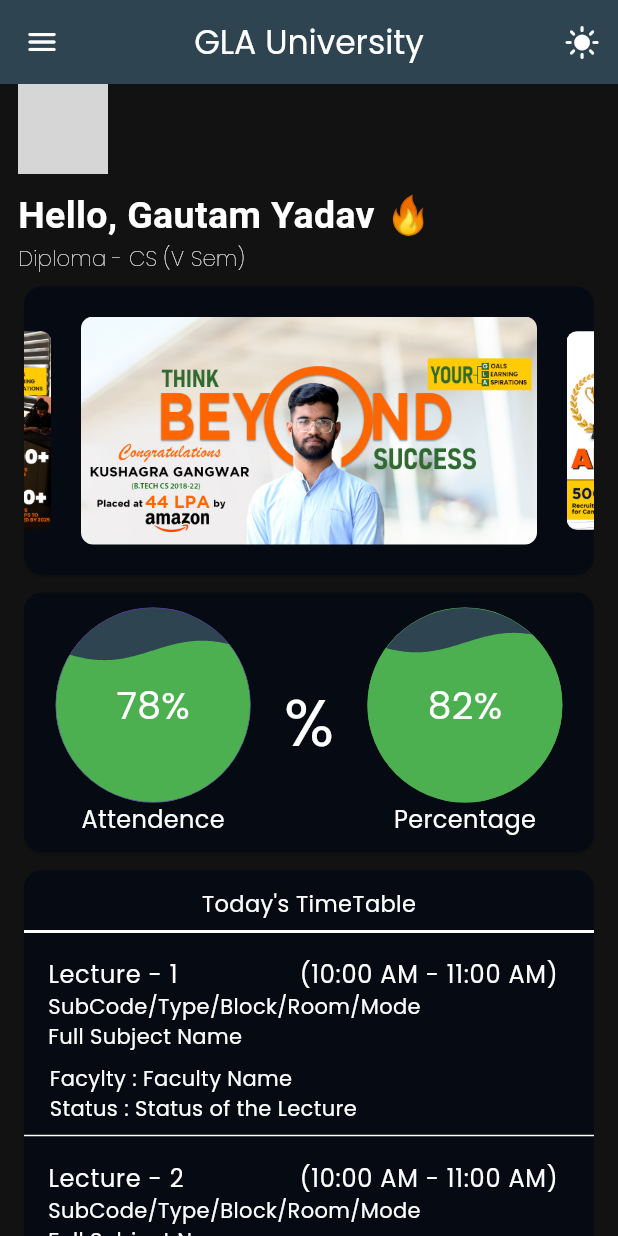
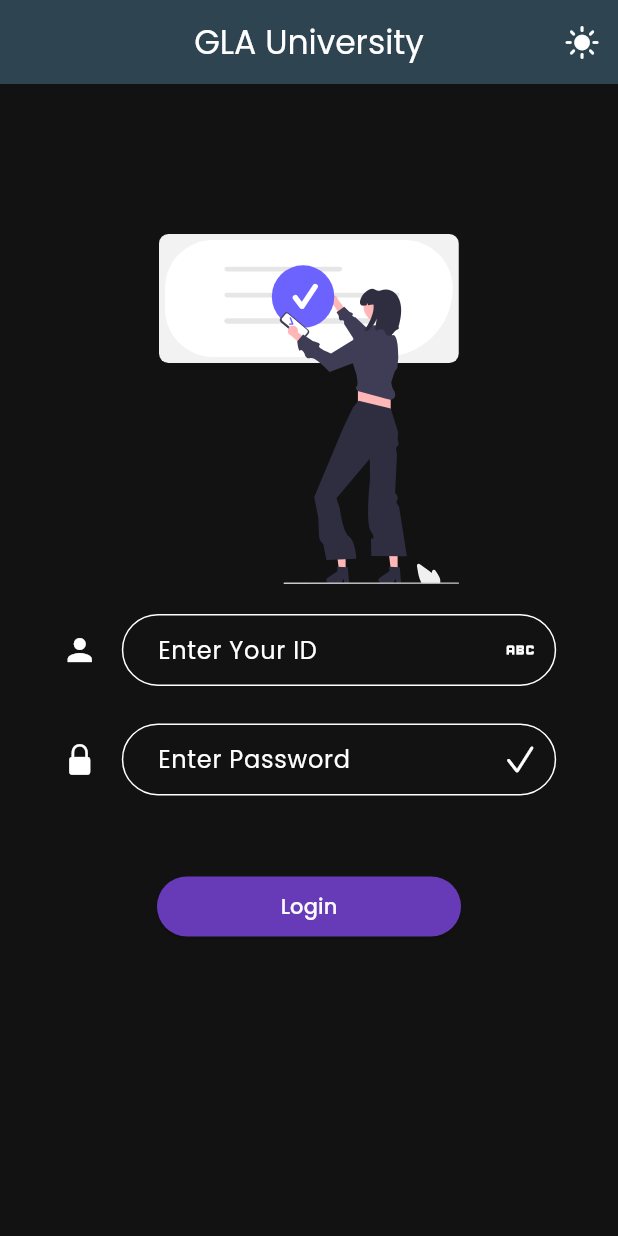
Before and after one commit to unique-gautam-yadav/GLA-CSE, a Flutter app: the screen it shows after launch, on a phone screen of 412 x 824 dp. Run offline on Flutter 3.47's test engine with Material 2 defaults, Android fonts, the phone set to English and light mode, and no system bars; drawn by our look-alikes of carousel_slider; our stand-ins replace animated_theme_switcher, flutter_svg, google_fonts, liquid_progress_indicator; grey boxes are pictures that could not be loaded.

Commit message:
Login Page added

```diff
--- a/lib/UI components/appbar.dart
+++ b/lib/UI components/appbar.dart
@@ -1,5 +1,8 @@
+import 'package:animated_theme_switcher/animated_theme_switcher.dart';
+import 'package:flutter/cupertino.dart';
+import 'package:flutter/material.dart';
 
-import 'package:flutter/material.dart';
+import '../utils/my_themes.dart';
 
 // class TopBar extends StatelessWidget {
 //   const TopBar({
@@ -56,6 +59,52 @@
 //   }
 // }
 
+class TopBar extends StatelessWidget {
+  const TopBar({
+    Key? key,
+    required this.scaffoldKey,
+    required this.hasDrawer,
+  }) : super(key: key);
+
+  final GlobalKey<ScaffoldState> scaffoldKey;
+  final bool hasDrawer;
+
+  @override
+  Widget build(BuildContext context) {
+    return SliverAppBar(
+      actions: [
+        ThemeSwitcher.withTheme(
+          clipper: const ThemeSwitcherCircleClipper(),
+          builder: (_, switcher, theme) => IconButton(
+            icon: theme.brightness != Brightness.light
+                ? const Icon(CupertinoIcons.sun_max_fill)
+                : const Icon(CupertinoIcons.moon_fill),
+            onPressed: () {
+              switcher.changeTheme(
+                  theme: theme.brightness == Brightness.light
+                      ? MyThemes.darkTheme(context)
+                      : MyThemes.lightTheme(context));
+            },
+          ),
+        ),
+      ],
+      leading: hasDrawer
+          ? IconButton(
+              icon: const Icon(Icons.menu_rounded),
+              onPressed: () {
+                scaffoldKey.currentState!.openDrawer();
+              },
+            )
+          : const SizedBox(),
+      title: const Text("GLA University"),
+      // automaticallyImplyLeading: false,
+      expandedHeight: 0,
+      floating: true,
+      snap: true,
+    );
+  }
+}
+
 class AppDrawer extends StatelessWidget {
   const AppDrawer({
     Key? key,
--- /dev/null
+++ b/lib/Views/login.dart
@@ -0,0 +1,99 @@
+import 'package:animated_theme_switcher/animated_theme_switcher.dart';
+import 'package:flutter/cupertino.dart';
+import 'package:flutter/material.dart';
+import 'package:glau/UI%20components/appbar.dart';
+import 'package:flutter_svg/flutter_svg.dart';
+import 'package:glau/utils/routes.dart';
+
+class LoginPage extends StatefulWidget {
+  const LoginPage({super.key});
+
+  @override
+  State<LoginPage> createState() => _LoginPageState();
+}
+
+class _LoginPageState extends State<LoginPage> {
+  GlobalKey<ScaffoldState> scaffoldKey = GlobalKey<ScaffoldState>();
+  final formKey = GlobalKey<FormState>();
+
+  @override
+  Widget build(BuildContext context) {
+    return ThemeSwitchingArea(
+        child: Scaffold(
+      key: scaffoldKey,
+      drawer: const AppDrawer(),
+      body: NestedScrollView(
+        headerSliverBuilder: (context, innerBoxIsScrolled) {
+          return [TopBar(scaffoldKey: scaffoldKey, hasDrawer: false)];
+        },
+        body: SingleChildScrollView(
+          child: Column(
+            children: [
+              const SizedBox(height: 100, width: 200),
+              Center(
+                child: SizedBox(
+                  width: MediaQuery.of(context).size.width * .8,
+                  child: Form(
+                    key: formKey,
+                    child: Column(
+                      children: [
+                        SvgPicture.asset("assets/imgs/Login2.svg", width: 200),
+                        const SizedBox(height: 20),
+                        TextFormField(
+                            decoration: const InputDecoration(
+                          label: Text("Enter Your ID"),
+                          contentPadding: EdgeInsets.only(left: 20),
+                          icon: Icon(Icons.person),
+                          suffixIcon: Icon(Icons.abc_outlined),
+                          border: OutlineInputBorder(
+                              borderRadius:
+                                  BorderRadius.all(Radius.circular(50))),
+                        )),
+                        const SizedBox(height: 25),
+                        TextFormField(
+                          obscureText: true,
+                          decoration: const InputDecoration(
+                            contentPadding: EdgeInsets.only(left: 20),
+                            icon: Icon(CupertinoIcons.lock_fill),
+                            suffixIcon: Icon(CupertinoIcons.check_mark),
+                            border: OutlineInputBorder(
+                                borderRadius:
+                                    BorderRadius.all(Radius.circular(50))),
+                            label: Text("Enter Password"),
+                          ),
+                        ),
+                        const SizedBox(height: 50),
+                        ElevatedButton(
+                          style: ButtonStyle(
+                              padding:
+                                  MaterialStateProperty.all(EdgeInsets.only(
+                                left: MediaQuery.of(context).size.width * .2,
+                                right: MediaQuery.of(context).size.width * .2,
+                                top: 10,
+                                bottom: 10,
+                              )),
+                              backgroundColor:
+                                  MaterialStateProperty.all(Colors.deepPurple)),
+                          onPressed: () {
+                            Navigator.pushNamedAndRemoveUntil(
+                                context, MyRoutes.homeRoute, (route) => false);
+                          },
+                          child: Text(
+                            "Login",
+                            style:
+                                TextStyle(color: Theme.of(context).canvasColor),
+                          ),
+                        ),
+                        const SizedBox(height: 50)
+                      ],
+                    ),
+                  ),
+                ),
+              )
+            ],
+          ),
+        ),
+      ),
+    ));
+  }
+}
--- a/lib/Views/page_1.dart
+++ b/lib/Views/page_1.dart
@@ -1,6 +1,5 @@
 import 'package:animated_theme_switcher/animated_theme_switcher.dart';
 import 'package:carousel_slider/carousel_slider.dart';
-import 'package:flutter/cupertino.dart';
 import 'package:flutter/material.dart';
 import 'package:glau/utils/my_themes.dart';
 import 'package:google_fonts/google_fonts.dart';
@@ -21,6 +20,8 @@
     GlobalKey<ScaffoldState> scaffoldKey = GlobalKey<ScaffoldState>();
     return ThemeSwitchingArea(
       child: Scaffold(
+        //
+
         // appBar: AppBar(
         //   elevation: 0,
         //   title: const Text(
@@ -43,41 +44,13 @@
         //     ),
         //   ],
         // ),
+
+        //
         key: scaffoldKey,
         drawer: const AppDrawer(),
         body: NestedScrollView(
           headerSliverBuilder: (context, innerBoxIsScrolled) {
-            return [
-              SliverAppBar(
-                actions: [
-                  ThemeSwitcher.withTheme(
-                    clipper: const ThemeSwitcherCircleClipper(),
-                    builder: (_, switcher, theme) => IconButton(
-                      icon: theme.brightness != Brightness.light
-                          ? const Icon(CupertinoIcons.sun_max_fill)
-                          : const Icon(CupertinoIcons.moon_fill),
-                      onPressed: () {
-                        switcher.changeTheme(
-                            theme: theme.brightness == Brightness.light
-                                ? MyThemes.darkTheme(context)
-                                : MyThemes.lightTheme(context));
-                      },
-                    ),
-                  ),
-                ],
-                leading: IconButton(
-                  icon: const Icon(Icons.menu_rounded),
-                  onPressed: () {
-                    scaffoldKey.currentState!.openDrawer();
-                  },
-                ),
-                title: const Text("GLA University"),
-                // automaticallyImplyLeading: false,
-                expandedHeight: 0,
-                floating: true,
-                snap: true,
-              )
-            ];
+            return [TopBar(scaffoldKey: scaffoldKey, hasDrawer: true,)];
           },
           body: SingleChildScrollView(
             child: Column(
--- a/lib/main.dart
+++ b/lib/main.dart
@@ -1,8 +1,10 @@
 import 'package:animated_theme_switcher/animated_theme_switcher.dart';
 import 'package:flutter/material.dart';
 import 'package:glau/Providers/provider.dart';
+import 'package:glau/Views/login.dart';
 import 'package:glau/Views/page_1.dart';
 import 'package:glau/utils/my_themes.dart';
+import 'package:glau/utils/routes.dart';
 import 'package:provider/provider.dart';
 
 void main() {
@@ -29,9 +31,12 @@
     return ThemeProvider(
       initTheme: MyThemes.darkTheme(context),
       builder: (_, theme) => MaterialApp(
-        initialRoute: "/home",
+        initialRoute: MyRoutes.loginRoute,
         debugShowCheckedModeBanner: false,
-        routes: {"/home": (context) => const CounterPage()},
+        routes: {
+          MyRoutes.homeRoute: (context) => const CounterPage(),
+          MyRoutes.loginRoute: (context) => const LoginPage(),
+        },
       ),
     );
   }
--- /dev/null
+++ b/lib/utils/routes.dart
@@ -0,0 +1,4 @@
+class MyRoutes {
+  static String loginRoute = "/login";
+  static String homeRoute = "/home";
+}
--- a/pubspec.yaml
+++ b/pubspec.yaml
@@ -43,6 +43,7 @@
   google_fonts: ^3.0.1
   liquid_progress_indicator: ^0.4.0
   carousel_slider: ^4.1.1
+  flutter_svg: ^1.1.6
 
 dev_dependencies:
   flutter_test:
```
Also changed, not shown: assets/imgs/Login1.png (added), assets/imgs/Login2.svg (added), assets/imgs/login.png (added), pubspec.lock.
